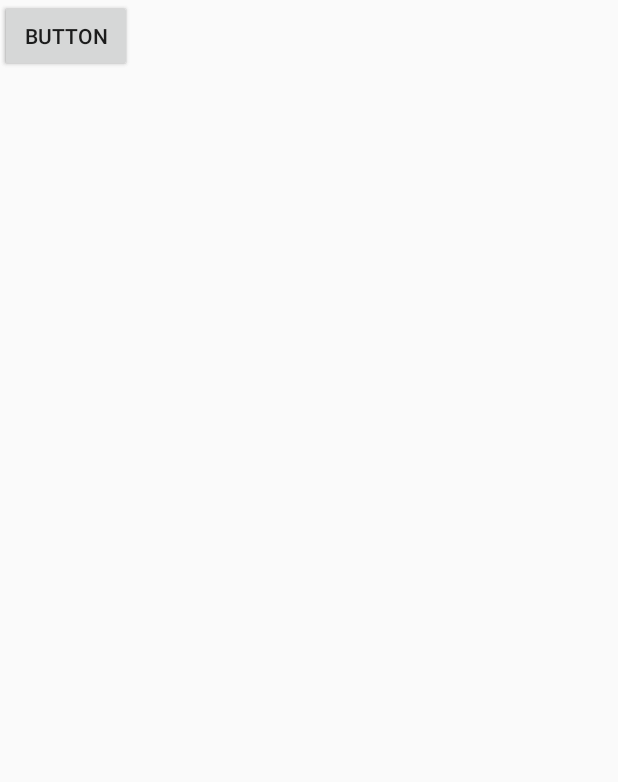
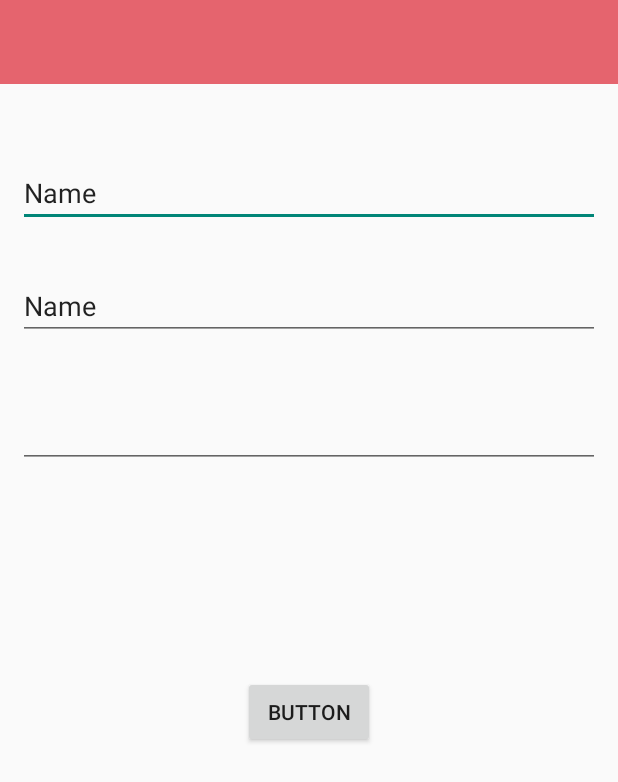
Before and after one commit to JackFrosst/BotaoDePanico, an Android app: the TelaCadastro screen opened directly, with no data from a screen before it, on a phone screen of 412 x 824 dp. Shown: the top 782 px of the screen. Run offline under Robolectric (Android 15) with nearby library versions, the phone set to English and light mode, and no system bars.

Commit message:
Tela cadastro_XML

```diff
--- /dev/null
+++ b/app/src/main/res/drawable/botoes.xml
@@ -0,0 +1,4 @@
+<?xml version="1.0" encoding="utf-8"?>
+<selector xmlns:android="http://schemas.android.com/apk/res/android">
+
+</selector>
--- a/app/src/main/res/layout/activity_tela_cadastro.xml
+++ b/app/src/main/res/layout/activity_tela_cadastro.xml
@@ -6,19 +6,66 @@
     android:layout_height="match_parent"
     tools:context=".TelaCadastro">
 
+
+    <EditText
+        android:id="@+id/edtNome"
+        android:layout_width="0dp"
+        android:layout_height="wrap_content"
+        android:layout_marginStart="12dp"
+        android:layout_marginTop="50dp"
+        android:layout_marginEnd="12dp"
+        android:ems="10"
+        android:inputType="textPersonName"
+        android:text="Name"
+        app:layout_constraintEnd_toEndOf="parent"
+        app:layout_constraintHorizontal_bias="0.0"
+        app:layout_constraintStart_toStartOf="parent"
+        app:layout_constraintTop_toBottomOf="@+id/include2" />
+
+    <EditText
+        android:id="@+id/edtSobrenome"
+        android:layout_width="0dp"
+        android:layout_height="wrap_content"
+        android:layout_marginStart="12dp"
+        android:layout_marginTop="30dp"
+        android:layout_marginEnd="12dp"
+        android:ems="10"
+        android:inputType="textPersonName"
+        android:text="Name"
+        app:layout_constraintEnd_toEndOf="parent"
+        app:layout_constraintStart_toStartOf="parent"
+        app:layout_constraintTop_toBottomOf="@+id/edtNome" />
+
+    <include
+        android:id="@+id/include2"
+        layout="@layout/toolbar"
+        android:layout_width="match_parent"
+        android:layout_height="?actionBarSize" />
+
+    <EditText
+        android:id="@+id/edtNumTelefone"
+        android:layout_width="0dp"
+        android:layout_height="wrap_content"
+        android:layout_marginStart="12dp"
+        android:layout_marginTop="40dp"
+        android:layout_marginEnd="12dp"
+        android:ems="10"
+        android:inputType="number"
+        app:layout_constraintEnd_toEndOf="parent"
+        app:layout_constraintStart_toStartOf="parent"
+        app:layout_constraintTop_toBottomOf="@+id/edtSobrenome" />
+
     <Button
-        android:id="@+id/button3"
+        android:id="@+id/btnEnviar"
         android:layout_width="wrap_content"
         android:layout_height="wrap_content"
+        android:layout_marginStart="12dp"
+        android:layout_marginTop="99dp"
+        android:layout_marginEnd="12dp"
+        android:layout_marginBottom="286dp"
         android:text="Button"
-        tools:layout_editor_absoluteX="217dp"
-        tools:layout_editor_absoluteY="296dp" />
-
-    <Button
-        android:id="@+id/button2"
-        android:layout_width="wrap_content"
-        android:layout_height="wrap_content"
-        android:text="Button"
-        tools:layout_editor_absoluteX="184dp"
-        tools:layout_editor_absoluteY="167dp" />
+        app:layout_constraintBottom_toBottomOf="parent"
+        app:layout_constraintEnd_toEndOf="parent"
+        app:layout_constraintStart_toStartOf="parent"
+        app:layout_constraintTop_toBottomOf="@+id/edtNumTelefone" />
 </androidx.constraintlayout.widget.ConstraintLayout>
```
Also changed, not shown: 1 other file.
